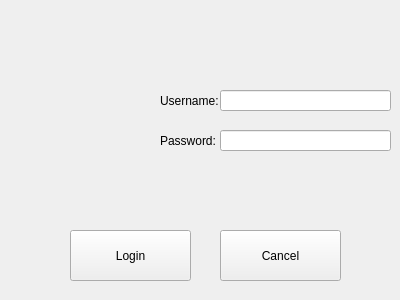
Above: CMS/login.ui from orion-orion/CommodityManagmentSystem-Qt before the change. Below: the same form after it.
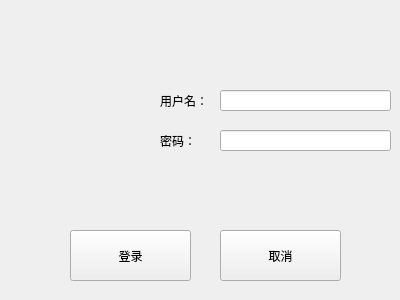
That is the form after the change. Icons and pictures are not drawn.

```diff
--- a/CMS/login.ui
+++ b/CMS/login.ui
@@ -36,7 +36,7 @@
     </rect>
    </property>
    <property name="text">
-    <string>Username:</string>
+    <string>用户名：</string>
    </property>
   </widget>
   <widget class="QLabel" name="label_3">
@@ -49,7 +49,7 @@
     </rect>
    </property>
    <property name="text">
-    <string>Password:</string>
+    <string>密码：</string>
    </property>
   </widget>
   <widget class="QLineEdit" name="txtname">
@@ -82,7 +82,7 @@
     </rect>
    </property>
    <property name="text">
-    <string>Login</string>
+    <string>登录</string>
    </property>
    <property name="autoDefault">
     <bool>false</bool>
@@ -104,7 +104,7 @@
     </rect>
    </property>
    <property name="text">
-    <string>Cancel</string>
+    <string>取消</string>
    </property>
    <property name="autoDefault">
     <bool>false</bool>
```
Left out of the diff: 4 changed lines with no effect on the pictures.
